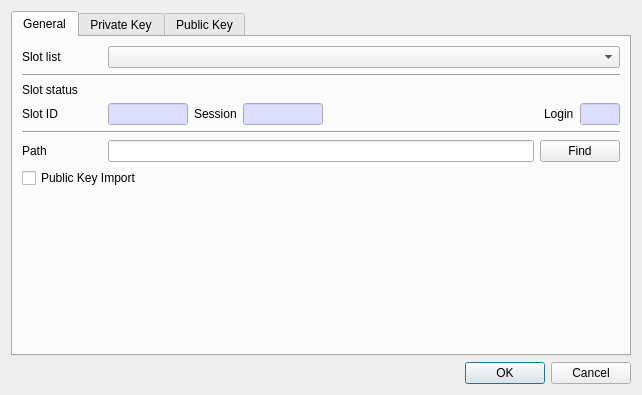
Old version of the form CryptokiMan/import_pri_key_dlg.ui in the repository jykim74/CryptokiMan.
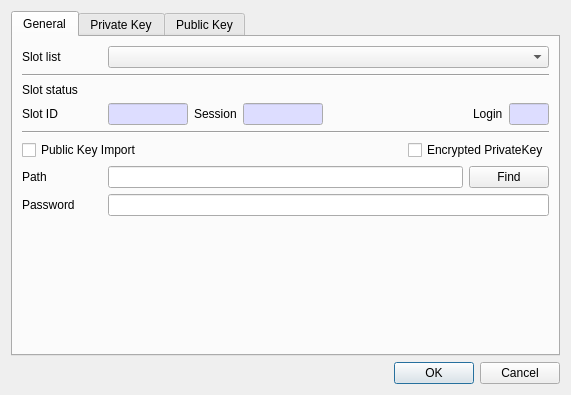
New version of the form. The open tabs and pages were chosen to show the change.

```diff
--- a/CryptokiMan/import_pri_key_dlg.ui
+++ b/CryptokiMan/import_pri_key_dlg.ui
@@ -6,7 +6,7 @@
    <rect>
     <x>0</x>
     <y>0</y>
-    <width>642</width>
+    <width>559</width>
     <height>395</height>
    </rect>
   </property>
@@ -272,6 +272,40 @@
          </property>
         </widget>
        </item>
+       <item>
+        <layout class="QGridLayout" name="gridLayout_9">
+         <property name="topMargin">
+          <number>0</number>
+         </property>
+         <item row="0" column="3">
+          <widget class="QCheckBox" name="mEncPriKeyCheck">
+           <property name="text">
+            <string>Encrypted PrivateKey</string>
+           </property>
+          </widget>
+         </item>
+         <item row="0" column="1">
+          <widget class="QCheckBox" name="mPubImportCheck">
+           <property name="text">
+            <string>Public Key Import</string>
+           </property>
+          </widget>
+         </item>
+         <item row="0" column="2">
+          <spacer name="horizontalSpacer_2">
+           <property name="orientation">
+            <enum>Qt::Horizontal</enum>
+           </property>
+           <property name="sizeHint" stdset="0">
+            <size>
+             <width>40</width>
+             <height>20</height>
+            </size>
+           </property>
+          </spacer>
+         </item>
+        </layout>
+       </item>
        <item>
         <layout class="QGridLayout" name="gridLayout_5">
          <property name="topMargin">
@@ -309,11 +343,37 @@
         </layout>
        </item>
        <item>
-        <widget class="QCheckBox" name="mPubImportCheck">
-         <property name="text">
-          <string>Public Key Import</string>
+        <layout class="QGridLayout" name="gridLayout_8">
+         <property name="topMargin">
+          <number>0</number>
          </property>
-        </widget>
+         <item row="0" column="2">
+          <widget class="QLineEdit" name="mPasswdText">
+           <property name="echoMode">
+            <enum>QLineEdit::Password</enum>
+           </property>
+          </widget>
+         </item>
+         <item row="0" column="1">
+          <widget class="QLabel" name="mPasswdLabel">
+           <property name="minimumSize">
+            <size>
+             <width>80</width>
+             <height>0</height>
+            </size>
+           </property>
+           <property name="maximumSize">
+            <size>
+             <width>80</width>
+             <height>16777215</height>
+            </size>
+           </property>
+           <property name="text">
+            <string>Password</string>
+           </property>
+          </widget>
+         </item>
+        </layout>
        </item>
        <item>
         <spacer name="verticalSpacer">
```
Left out of the diff: 3 changed lines with no effect on the pictures.
